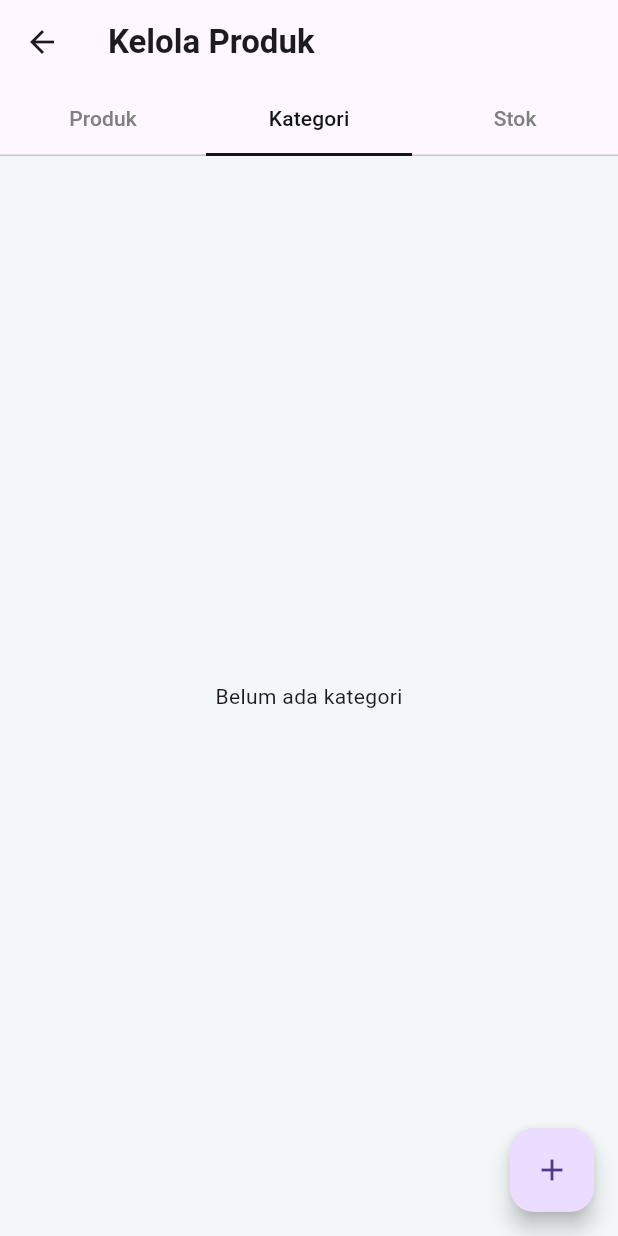
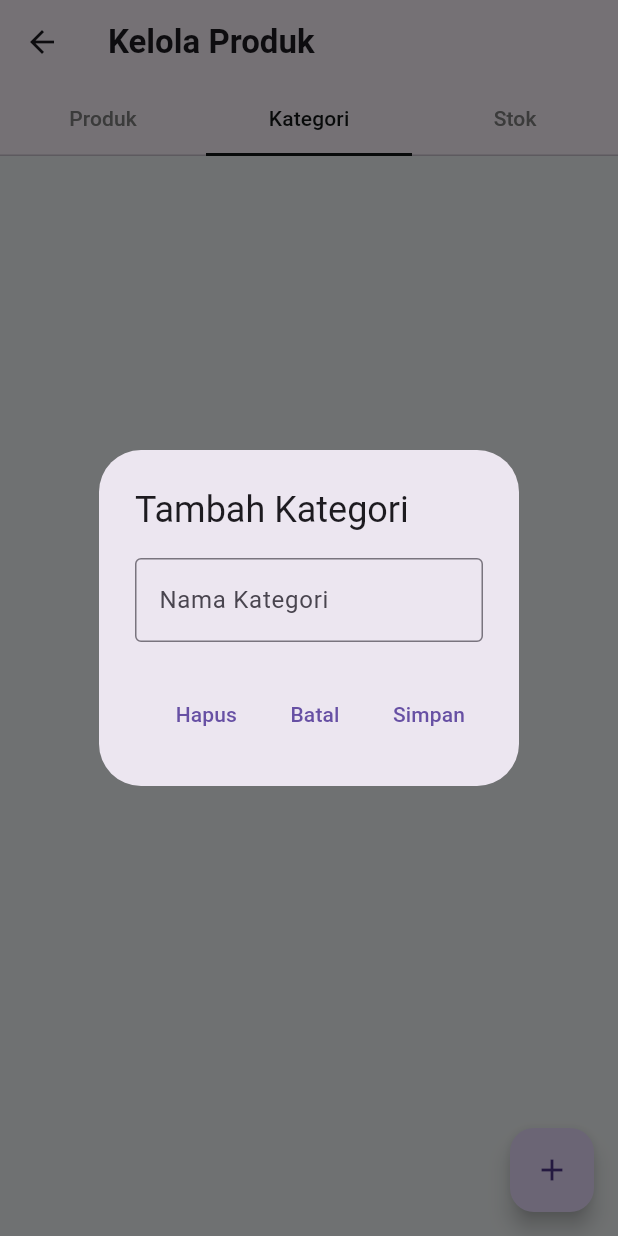
Before and after one commit to AfidNarhaz/bpkp_pos_test, a Flutter app: the KelolaProdukPage screen opened directly, tab 2 chosen, after a tap on the "add" icon, on a phone screen of 412 x 824 dp. Run offline on Flutter 3.47's test engine with Material 3 defaults, Android fonts, the phone set to English and light mode, and no system bars; our stand-ins replace flutter_multi_formatter, get, image_picker, pdf, printing, shared_preferences and 1 more; missing offline and left inert: mobile_scanner; accounts and stored records are empty.

Commit message:
Add BantuanPage for help information; implement navigation from HomePage; add category dialog in KelolaProdukPage for adding new categories.

```diff
--- a/lib/view/kelola_produk/kelola_produk_page.dart
+++ b/lib/view/kelola_produk/kelola_produk_page.dart
@@ -8,6 +8,7 @@ import 'package:bpkp_pos_test/view/colors.dart';
 import 'package:flutter/material.dart';
 import 'package:logging/logging.dart';
 import 'dart:io';
+import 'package:bpkp_pos_test/view/kelola_produk/tab_kategori/add_kategori.dart';
 
 final Logger _logger = Logger('KelolaProdukLogger');
 
@@ -300,11 +301,17 @@ class KelolaProdukPageState extends State<KelolaProdukPage> {
                 return Visibility(
                   visible: tabController.index == 0 || tabController.index == 1,
                   child: FloatingActionButton(
-                    onPressed: () {
+                    onPressed: () async {
                       if (tabController.index == 0) {
                         _addProduk();
                       } else if (tabController.index == 1) {
-                        // Add functionality for adding a new category if needed
+                        // Tampilkan dialog tambah kategori
+                        final namaKategori =
+                            await showAddKategoriDialog(context);
+                        if (namaKategori != null && namaKategori.isNotEmpty) {
+                          await dbHelper.insertKategori(namaKategori);
+                          setState(() {}); // Refresh kategori tab
+                        }
                       }
                     },
                     child: const Icon(Icons.add),
--- /dev/null
+++ b/lib/view/kelola_produk/tab_kategori/add_kategori.dart
@@ -0,0 +1,53 @@
+import 'package:flutter/material.dart';
+
+Future<String?> showAddKategoriDialog(BuildContext context,
+    {Function()? onKategoriAdded}) async {
+  final TextEditingController kategoriController = TextEditingController();
+
+  return showDialog<String>(
+    context: context,
+    builder: (context) {
+      return AlertDialog(
+        title: const Text('Tambah Kategori'),
+        content: TextField(
+          controller: kategoriController,
+          decoration: const InputDecoration(
+            labelText: 'Nama Kategori',
+            border: OutlineInputBorder(),
+          ),
+        ),
+        actions: [
+          Row(
+            mainAxisAlignment: MainAxisAlignment.end,
+            children: [
+              TextButton(
+                onPressed: () {
+                  kategoriController.clear();
+                },
+                child: const Text('Hapus'),
+              ),
+              const SizedBox(width: 8),
+              TextButton(
+                onPressed: () {
+                  Navigator.of(context).pop();
+                },
+                child: const Text('Batal'),
+              ),
+              const SizedBox(width: 8),
+              TextButton(
+                onPressed: () {
+                  final namaKategori = kategoriController.text.trim();
+                  if (namaKategori.isNotEmpty) {
+                    Navigator.of(context).pop(namaKategori);
+                    if (onKategoriAdded != null) onKategoriAdded();
+                  }
+                },
+                child: const Text('Simpan'),
+              ),
+            ],
+          ),
+        ],
+      );
+    },
+  );
+}
```
Also changed, not shown: lib/view/home/bantuan.dart (added, +42 -0 lines), lib/view/home/home_page.dart (+9 -0 lines).
